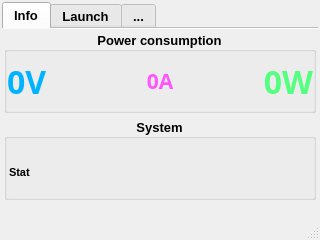
Old version of the form main.ui in the repository neurotoxin78/doomsday-pc.
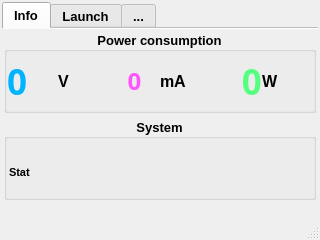
New version of the form.

Diff of the .ui file:
```diff
--- a/main.ui
+++ b/main.ui
@@ -161,11 +161,48 @@
             <number>0</number>
            </property>
            <item row="1" column="2">
+            <widget class="QLabel" name="amperLabel">
+             <property name="font">
+              <font>
+               <family>DSEG14 Modern</family>
+               <pointsize>18</pointsize>
+               <bold>true</bold>
+               <stylestrategy>PreferAntialias</stylestrategy>
+              </font>
+             </property>
+             <property name="styleSheet">
+              <string notr="true">color: rgb(255, 85, 255);</string>
+             </property>
+             <property name="text">
+              <string>0</string>
+             </property>
+             <property name="alignment">
+              <set>Qt::AlignCenter</set>
+             </property>
+            </widget>
+           </item>
+           <item row="1" column="1">
+            <widget class="QLabel" name="vunitLabel">
+             <property name="font">
+              <font>
+               <pointsize>12</pointsize>
+               <bold>true</bold>
+              </font>
+             </property>
+             <property name="text">
+              <string>V</string>
+             </property>
+             <property name="alignment">
+              <set>Qt::AlignLeading|Qt::AlignLeft|Qt::AlignVCenter</set>
+             </property>
+            </widget>
+           </item>
+           <item row="1" column="4">
             <widget class="QLabel" name="pwrLabel">
              <property name="font">
               <font>
                <family>DSEG14 Modern</family>
-               <pointsize>24</pointsize>
+               <pointsize>26</pointsize>
                <bold>true</bold>
                <stylestrategy>PreferAntialias</stylestrategy>
               </font>
@@ -174,19 +211,35 @@
               <string notr="true">color: rgb(85, 255, 127);</string>
              </property>
              <property name="text">
-              <string>0W</string>
+              <string>0</string>
              </property>
              <property name="alignment">
               <set>Qt::AlignRight|Qt::AlignTrailing|Qt::AlignVCenter</set>
              </property>
             </widget>
            </item>
+           <item row="1" column="3">
+            <widget class="QLabel" name="aunitLabel">
+             <property name="font">
+              <font>
+               <pointsize>12</pointsize>
+               <bold>true</bold>
+              </font>
+             </property>
+             <property name="text">
+              <string>mA</string>
+             </property>
+             <property name="alignment">
+              <set>Qt::AlignLeading|Qt::AlignLeft|Qt::AlignVCenter</set>
+             </property>
+            </widget>
+           </item>
            <item row="1" column="0">
             <widget class="QLabel" name="voltLabel">
              <property name="font">
               <font>
                <family>DSEG14 Modern</family>
-               <pointsize>24</pointsize>
+               <pointsize>26</pointsize>
                <bold>true</bold>
                <stylestrategy>PreferAntialias</stylestrategy>
               </font>
@@ -195,28 +248,23 @@
               <string notr="true">color: rgb(0, 179, 255);</string>
              </property>
              <property name="text">
-              <string>0V</string>
+              <string>0</string>
              </property>
             </widget>
            </item>
-           <item row="1" column="1">
-            <widget class="QLabel" name="amperLabel">
+           <item row="1" column="5">
+            <widget class="QLabel" name="label">
              <property name="font">
               <font>
-               <family>DSEG14 Modern</family>
-               <pointsize>16</pointsize>
+               <pointsize>12</pointsize>
                <bold>true</bold>
-               <stylestrategy>PreferAntialias</stylestrategy>
               </font>
              </property>
-             <property name="styleSheet">
-              <string notr="true">color: rgb(255, 85, 255);</string>
-             </property>
              <property name="text">
-              <string>0A</string>
+              <string>W</string>
              </property>
              <property name="alignment">
-              <set>Qt::AlignCenter</set>
+              <set>Qt::AlignLeading|Qt::AlignLeft|Qt::AlignVCenter</set>
              </property>
             </widget>
            </item>
```
